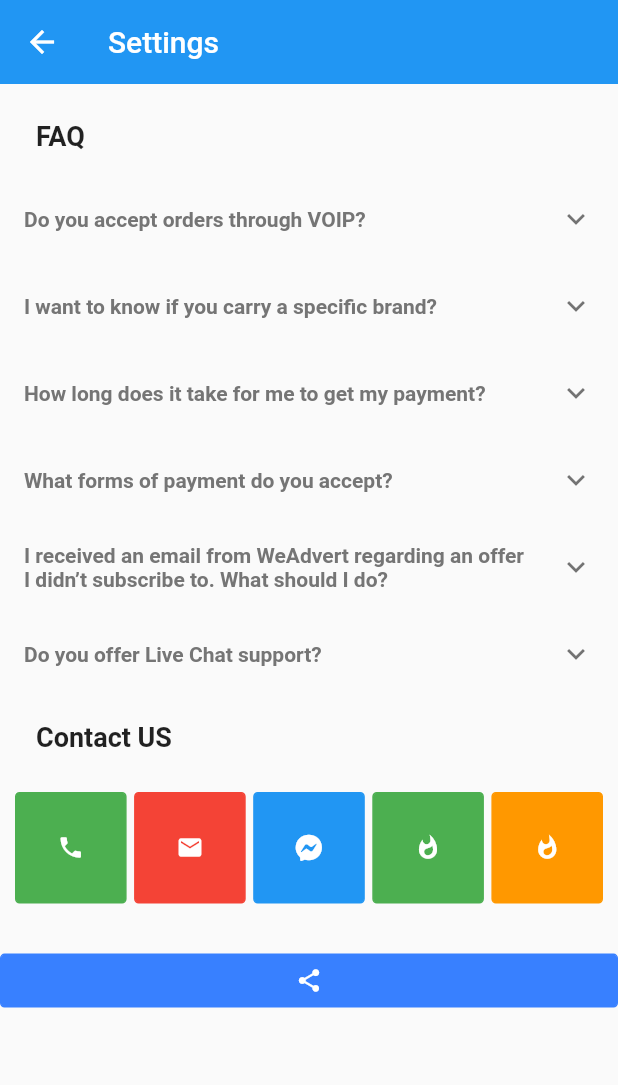
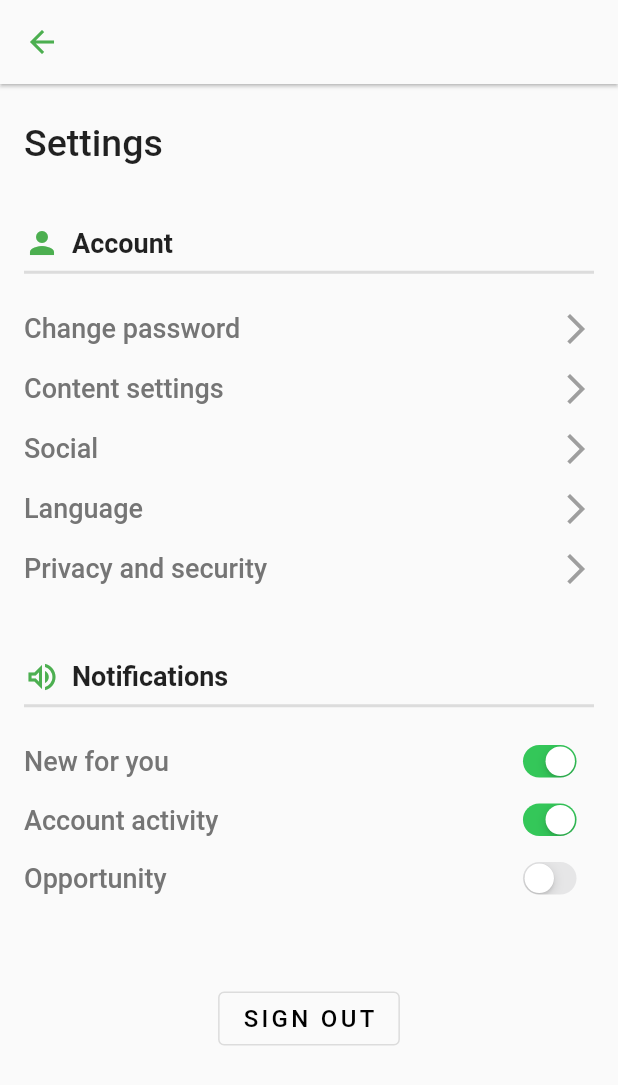
Before and after one commit to youssefbenhissi/expenseManager, a Flutter app: the FaqPage screen opened by its route, after a tap on the "arrow back" icon, after a tap on "Settings", on a phone screen of 412 x 824 dp. Shown: the top 1085 px of the screen. Run offline on Flutter 3.47's test engine with Material 2 defaults, Android fonts, the phone set to English and light mode, and no system bars; drawn by our look-alikes of getwidget; our stand-ins replace awesome_snackbar_content, flutter_bloc, font_awesome_flutter, get, get_it, local_auth and 3 more; missing offline and left inert: flutter_tawk; accounts and stored records are empty; generated files the repository leaves out were written again.

Commit message:
application settings

```diff
--- a/lib/app_routes_factory.dart
+++ b/lib/app_routes_factory.dart
@@ -1,6 +1,7 @@
 import 'package:expense_manager/settings/FAQ/faq_page_route_builder.dart';
 import 'package:expense_manager/home/home_page_route_builder.dart';
 import 'package:expense_manager/settings/account_profile/account_profile_page_route_builder.dart';
+import 'package:expense_manager/settings/application_settings/application_settings_page_route_builder.dart';
 import 'package:expense_manager/settings/settings_page_route_builder.dart';
 import 'package:flutter/material.dart';
 import 'navigation/navigation.dart';
@@ -35,4 +36,11 @@ class AppRoutesFactory extends RoutesFactory {
       builder: AccountProfilePageRouteBuilder(),
     );
   }
+
+  @override
+  Route<dynamic> createApplicationSettingsPageRoute() {
+    return MaterialPageRoute(
+      builder: ApplicationSettingsPageRouteBuilder(),
+    );
+  }
 }
--- a/lib/navigation/navigation_service.dart
+++ b/lib/navigation/navigation_service.dart
@@ -36,4 +36,13 @@ class NavigationService {
       ModalRoute.withName('/'),
     );
   }
+
+  Future<void> openApplicationSettings(
+    BuildContext context,
+  ) {
+    return Navigator.of(context).pushNamedAndRemoveUntil(
+      _applicationSettingsPageRouteName,
+      ModalRoute.withName('/'),
+    );
+  }
 }
--- a/lib/navigation/routes_factory.dart
+++ b/lib/navigation/routes_factory.dart
@@ -5,4 +5,5 @@ abstract class RoutesFactory {
   Route<dynamic> createSettingsPageRoute();
   Route<dynamic> createFaqPageRoute();
   Route<dynamic> createAccountProfilePageRoute();
+  Route<dynamic> createApplicationSettingsPageRoute();
 }
--- a/lib/navigation/routes_mapper.dart
+++ b/lib/navigation/routes_mapper.dart
@@ -13,6 +13,8 @@ Route<dynamic>? Function(RouteSettings settings) onGenerateAppRoute(
         return routesFactory.createFaqPageRoute();
       case _accountProfilePageRouteName:
         return routesFactory.createAccountProfilePageRoute();
+      case _applicationSettingsPageRouteName:
+        return routesFactory.createApplicationSettingsPageRoute();
       default:
         return null;
     }
--- a/lib/navigation/routes_names.dart
+++ b/lib/navigation/routes_names.dart
@@ -4,3 +4,4 @@ const _homePageRouteName = '/home';
 const _settingsPageRouteName = '/settings';
 const _faqPageRouteName = '/faq';
 const _accountProfilePageRouteName = '/accountProfile';
+const _applicationSettingsPageRouteName = '/applicationSettings';
--- a/lib/settings/FAQ/Chat_Screen.dart
+++ b/lib/settings/FAQ/Chat_Screen.dart
@@ -1,17 +1,17 @@
-import 'package:flutter_tawk/flutter_tawk.dart';
 import 'package:lottie/lottie.dart';
 import 'package:flutter/material.dart';
+import 'package:flutter_tawk/flutter_tawk.dart';
 
 class ChatScreen extends StatefulWidget {
   final String email;
   final String name;
-  const ChatScreen({required this.email, required this.name});
+  const ChatScreen({super.key, required this.email, required this.name});
 
   @override
-  _ChatScreenState createState() => _ChatScreenState();
+  ChatScreenState createState() => ChatScreenState();
 }
 
-class _ChatScreenState extends State<ChatScreen> {
+class ChatScreenState extends State<ChatScreen> {
   @override
   void initState() {
     super.initState();
@@ -21,7 +21,7 @@ class _ChatScreenState extends State<ChatScreen> {
   Widget build(BuildContext context) {
     return Scaffold(
       appBar: AppBar(
-        title: Text('Support'),
+        title: const Text('Support'),
         backgroundColor: const Color(0XFFF7931E),
         elevation: 0,
       ),
--- a/lib/settings/FAQ/faq_page.dart
+++ b/lib/settings/FAQ/faq_page.dart
@@ -1,6 +1,6 @@
 // import 'package:easy_localization/easy_localization.dart';
 import 'package:expense_manager/app_page_injectable.dart';
-import 'package:expense_manager/settings/FAQ/Chat_Screen.dart';
+import 'package:expense_manager/settings/FAQ/chat_Screen.dart';
 import 'package:flutter/material.dart';
 // import 'package:fluttericon/font_awesome_icons.dart';
 import 'package:font_awesome_flutter/font_awesome_flutter.dart';
@@ -9,6 +9,7 @@ import 'package:getwidget/getwidget.dart';
 // import 'package:pim/screens/profile/components/Chat_Screen.dart';
 
 class FaqPage extends StatefulWidget {
+  const FaqPage({super.key});
   @override
   FaqPageState createState() => FaqPageState();
 }
--- a/lib/settings/FAQ/faq_page_route_builder.dart
+++ b/lib/settings/FAQ/faq_page_route_builder.dart
@@ -5,6 +5,6 @@ class FaqPageRouteBuilder {
   FaqPageRouteBuilder();
 
   Widget call(BuildContext context) {
-    return FaqPage();
+    return const FaqPage();
   }
 }
--- /dev/null
+++ b/lib/settings/application_settings/application_settings.dart
@@ -0,0 +1,181 @@
+import 'package:expense_manager/app_page_injectable.dart';
+import 'package:flutter/cupertino.dart';
+import 'package:flutter/material.dart';
+
+class ApplicationSettingsPage extends StatefulWidget {
+  const ApplicationSettingsPage({super.key});
+
+  @override
+  ApplicationSettingsPageState createState() => ApplicationSettingsPageState();
+}
+
+class ApplicationSettingsPageState extends State<ApplicationSettingsPage> {
+  @override
+  Widget build(BuildContext context) {
+    return Scaffold(
+      appBar: AppBar(
+        backgroundColor: Theme.of(context).scaffoldBackgroundColor,
+        elevation: 1,
+        leading: IconButton(
+          onPressed: () {
+            context.gNavigationService.openSettings(context);
+          },
+          icon: const Icon(
+            Icons.arrow_back,
+            color: Colors.green,
+          ),
+        ),
+      ),
+      body: Container(
+        padding: const EdgeInsets.only(left: 16, top: 25, right: 16),
+        child: ListView(
+          children: [
+            const Text(
+              "Settings",
+              style: TextStyle(fontSize: 25, fontWeight: FontWeight.w500),
+            ),
+            const SizedBox(
+              height: 40,
+            ),
+            Row(
+              children: const [
+                Icon(
+                  Icons.person,
+                  color: Colors.green,
+                ),
+                SizedBox(
+                  width: 8,
+                ),
+                Text(
+                  "Account",
+                  style: TextStyle(fontSize: 18, fontWeight: FontWeight.bold),
+                ),
+              ],
+            ),
+            const Divider(
+              height: 15,
+              thickness: 2,
+            ),
+            const SizedBox(
+              height: 10,
+            ),
+            buildAccountOptionRow(context, "Change password"),
+            buildAccountOptionRow(context, "Content settings"),
+            buildAccountOptionRow(context, "Social"),
+            buildAccountOptionRow(context, "Language"),
+            buildAccountOptionRow(context, "Privacy and security"),
+            const SizedBox(
+              height: 40,
+            ),
+            Row(
+              children: const [
+                Icon(
+                  Icons.volume_up_outlined,
+                  color: Colors.green,
+                ),
+                SizedBox(
+                  width: 8,
+                ),
+                Text(
+                  "Notifications",
+                  style: TextStyle(fontSize: 18, fontWeight: FontWeight.bold),
+                ),
+              ],
+            ),
+            const Divider(
+              height: 15,
+              thickness: 2,
+            ),
+            const SizedBox(
+              height: 10,
+            ),
+            buildNotificationOptionRow("New for you", true),
+            buildNotificationOptionRow("Account activity", true),
+            buildNotificationOptionRow("Opportunity", false),
+            const SizedBox(
+              height: 50,
+            ),
+            Center(
+              child: OutlinedButton(
+                onPressed: () {},
+                child: const Text("SIGN OUT",
+                    style: TextStyle(
+                        fontSize: 16, letterSpacing: 2.2, color: Colors.black)),
+              ),
+            )
+          ],
+        ),
+      ),
+    );
+  }
+
+  Row buildNotificationOptionRow(String title, bool isActive) {
+    return Row(
+      mainAxisAlignment: MainAxisAlignment.spaceBetween,
+      children: [
+        Text(
+          title,
+          style: TextStyle(
+              fontSize: 18,
+              fontWeight: FontWeight.w500,
+              color: Colors.grey[600]),
+        ),
+        Transform.scale(
+            scale: 0.7,
+            child: CupertinoSwitch(
+              value: isActive,
+              onChanged: (bool val) {},
+            ))
+      ],
+    );
+  }
+
+  GestureDetector buildAccountOptionRow(BuildContext context, String title) {
+    return GestureDetector(
+      onTap: () {
+        showDialog(
+            context: context,
+            builder: (BuildContext context) {
+              return AlertDialog(
+                title: Text(title),
+                content: Column(
+                  mainAxisSize: MainAxisSize.min,
+                  children: const [
+                    Text("Option 1"),
+                    Text("Option 2"),
+                    Text("Option 3"),
+                  ],
+                ),
+                actions: [
+                  FloatingActionButton(
+                      onPressed: () {
+                        Navigator.of(context).pop();
+                      },
+                      child: const Text("Close")),
+                ],
+              );
+            });
+      },
+      child: Padding(
+        padding: const EdgeInsets.symmetric(vertical: 8.0),
+        child: Row(
+          mainAxisAlignment: MainAxisAlignment.spaceBetween,
+          children: [
+            Text(
+              title,
+              style: TextStyle(
+                fontSize: 18,
+                fontWeight: FontWeight.w500,
+                color: Colors.grey[600],
+              ),
+            ),
+            const Icon(
+              Icons.arrow_forward_ios,
+              color: Colors.grey,
+            ),
+          ],
+        ),
+      ),
+    );
+  }
+}
--- /dev/null
+++ b/lib/settings/application_settings/application_settings_page_route_builder.dart
@@ -0,0 +1,10 @@
+import 'package:expense_manager/settings/application_settings/application_settings.dart';
+import 'package:flutter/material.dart';
+
+class ApplicationSettingsPageRouteBuilder {
+  ApplicationSettingsPageRouteBuilder();
+
+  Widget call(BuildContext context) {
+    return ApplicationSettingsPage();
+  }
+}
--- a/lib/settings/settings_button.dart
+++ b/lib/settings/settings_button.dart
@@ -8,6 +8,7 @@ class CustomListTile extends StatelessWidget {
   final IconData trailingIcon;
 
   const CustomListTile({
+    super.key,
     required this.title,
     required this.onTap,
     required this.leadingIcon,
--- a/lib/settings/settings_page.dart
+++ b/lib/settings/settings_page.dart
@@ -61,9 +61,10 @@ class _SettingsScreenState extends State<SettingsScreen> {
                   ],
                 ),
                 const SizedBox(height: 10),
-                Text("youssef", style: Theme.of(context).textTheme.headline4),
+                Text("youssef",
+                    style: Theme.of(context).textTheme.headlineMedium),
                 Text("youssef.benhissi@esprit.tn",
-                    style: Theme.of(context).textTheme.bodyText2),
+                    style: Theme.of(context).textTheme.bodyMedium),
                 const SizedBox(height: 20),
                 SizedBox(
                   width: 200,
@@ -96,7 +97,8 @@ class _SettingsScreenState extends State<SettingsScreen> {
                   CustomListTile(
                     title: "Settings",
                     onTap: () {
-                      context.gNavigationService.openFaq(context);
+                      context.gNavigationService
+                          .openApplicationSettings(context);
                     },
                     leadingIcon: CupertinoIcons.settings,
                     trailingIcon: CupertinoIcons.chevron_forward,
```
